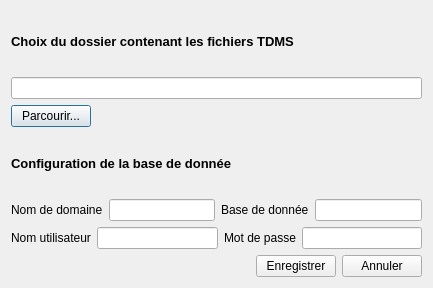
Old version of the form parametres.ui in the repository Gab-Metzger/InterfaceHommeManchots.
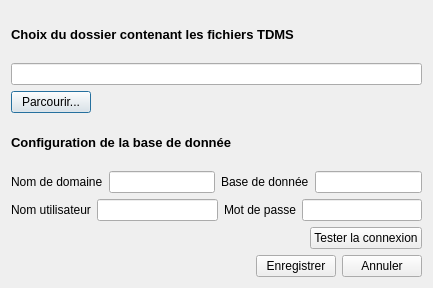
New version of the form.

Diff of the .ui file:
```diff
--- a/parametres.ui
+++ b/parametres.ui
@@ -123,6 +123,30 @@
        </item>
       </layout>
      </item>
+     <item>
+      <layout class="QHBoxLayout" name="horizontalLayout_5">
+       <item>
+        <spacer name="horizontalSpacer_3">
+         <property name="orientation">
+          <enum>Qt::Horizontal</enum>
+         </property>
+         <property name="sizeHint" stdset="0">
+          <size>
+           <width>40</width>
+           <height>20</height>
+          </size>
+         </property>
+        </spacer>
+       </item>
+       <item>
+        <widget class="QPushButton" name="testConnexionButton">
+         <property name="text">
+          <string>Tester la connexion</string>
+         </property>
+        </widget>
+       </item>
+      </layout>
+     </item>
      <item>
       <layout class="QHBoxLayout" name="horizontalLayout">
        <item>
```
